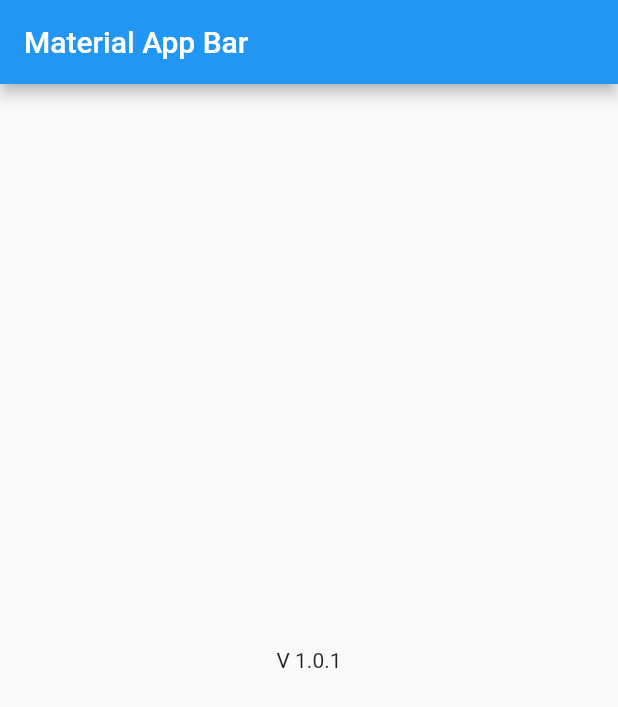
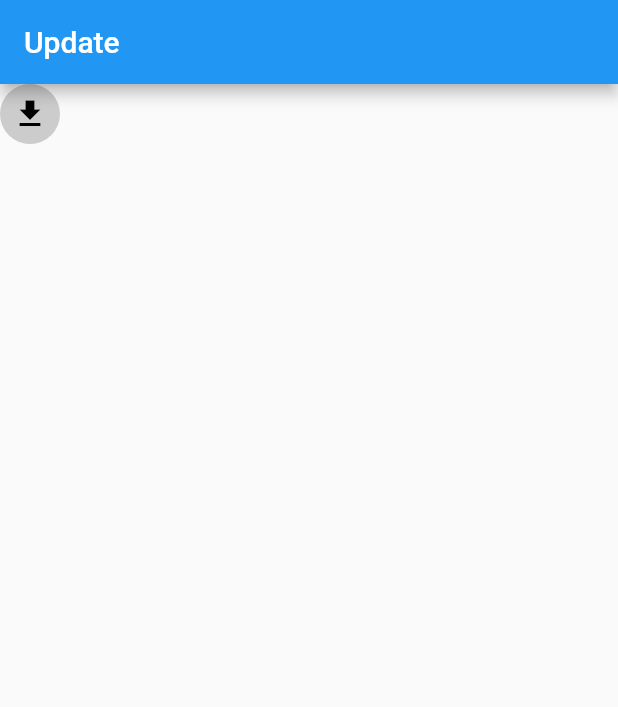
Before and after one commit to jhonsnoww/update_app, a Flutter app: the screen it shows after launch, on a phone screen of 412 x 824 dp. Shown: the top 707 px of the screen. Run offline on Flutter 3.47's test engine with Material 2 defaults, Android fonts, the phone set to English and light mode, and no system bars; our stand-ins replace dio, permission_handler; missing offline and left inert: flutter_downloader.

Commit message:
update code

```diff
--- /dev/null
+++ b/lib/home.dart
@@ -0,0 +1,96 @@
+import 'dart:developer';
+import 'dart:io';
+
+import 'package:dio/dio.dart';
+import 'package:flutter/material.dart';
+import 'package:path_provider/path_provider.dart';
+import 'package:permission_handler/permission_handler.dart';
+
+class Home extends StatefulWidget {
+  const Home({Key? key}) : super(key: key);
+
+  @override
+  State<Home> createState() => _HomeState();
+}
+
+class _HomeState extends State<Home> {
+  late String _localPath;
+  late bool _permissionReady;
+  late TargetPlatform? platform;
+
+  @override
+  void initState() {
+    super.initState();
+    if (Platform.isAndroid) {
+      platform = TargetPlatform.android;
+    } else {
+      platform = TargetPlatform.iOS;
+    }
+  }
+
+  @override
+  Widget build(BuildContext context) {
+    return Scaffold(
+        appBar: AppBar(
+          title: const Text("Update"),
+        ),
+        body: InkWell(
+            onTap: () async {
+              _permissionReady = await _checkPermission();
+              if (_permissionReady) {
+                await _prepareSaveDir();
+                log("Downloading");
+                try {
+                  await Dio().download(
+                      "https://raw.githubusercontent.com/jhonsnoww/update_app/master/test_v1.0.1.apk", "$_localPath/test_v1.0.1.apk");
+                  log("Download Completed.");
+                } catch (e) {
+                  log("Download Failed.\n\n$e");
+                }
+              }
+            },
+            child: Container(
+              decoration: BoxDecoration(
+                  shape: BoxShape.circle, color: Colors.grey.withOpacity(0.5)),
+              padding: const EdgeInsets.all(8),
+              child: const Icon(Icons.download, color: Colors.black),
+            )));
+  }
+
+  Future<void> _prepareSaveDir() async {
+    _localPath = (await _findLocalPath())!;
+
+    log(_localPath);
+    final savedDir = Directory(_localPath);
+    bool hasExisted = await savedDir.exists();
+    if (!hasExisted) {
+      savedDir.create();
+    }
+  }
+
+  Future<String?> _findLocalPath() async {
+    if (platform == TargetPlatform.android) {
+      return "/sdcard/download/";
+    } else {
+      var directory = await getApplicationDocumentsDirectory();
+      return '${directory.path}${Platform.pathSeparator}Download';
+    }
+  }
+
+  Future<bool> _checkPermission() async {
+    if (platform == TargetPlatform.android) {
+      final status = await Permission.storage.status;
+      if (status != PermissionStatus.granted) {
+        final result = await Permission.storage.request();
+        if (result == PermissionStatus.granted) {
+          return true;
+        }
+      } else {
+        return true;
+      }
+    } else {
+      return true;
+    }
+    return false;
+  }
+}
--- a/lib/main.dart
+++ b/lib/main.dart
@@ -1,22 +1,18 @@
 import 'package:flutter/material.dart';
+import 'package:flutter_downloader/flutter_downloader.dart';
+import 'package:update_app/home.dart';
 
-void main() => runApp(const MyApp());
+void main() async {
+  WidgetsFlutterBinding.ensureInitialized();
+  await FlutterDownloader.initialize(debug: true, ignoreSsl: true);
+  runApp(const MyApp());
+}
 
 class MyApp extends StatelessWidget {
   const MyApp({Key? key}) : super(key: key);
 
   @override
   Widget build(BuildContext context) {
-    return MaterialApp(
-      title: 'My Update Apk ',
-      home: Scaffold(
-        appBar: AppBar(
-          title: const Text('Material App Bar'),
-        ),
-        body: const Center(
-          child: Text('V 1.0.1'),
-        ),
-      ),
-    );
+    return const MaterialApp(title: 'My Update Apk ', home: Home());
   }
 }
--- a/pubspec.yaml
+++ b/pubspec.yaml
@@ -34,6 +34,11 @@ dependencies:
   # The following adds the Cupertino Icons font to your application.
   # Use with the CupertinoIcons class for iOS style icons.
   cupertino_icons: ^1.0.2
+  flutter_downloader: ^1.8.3
+  path_provider: ^2.0.11
+  dio: ^4.0.6
+  permission_handler: ^10.0.0
+  open_file: ^3.2.1
 
 dev_dependencies:
   flutter_test:
```
Also changed, not shown: pubspec.lock, 10 other files.
